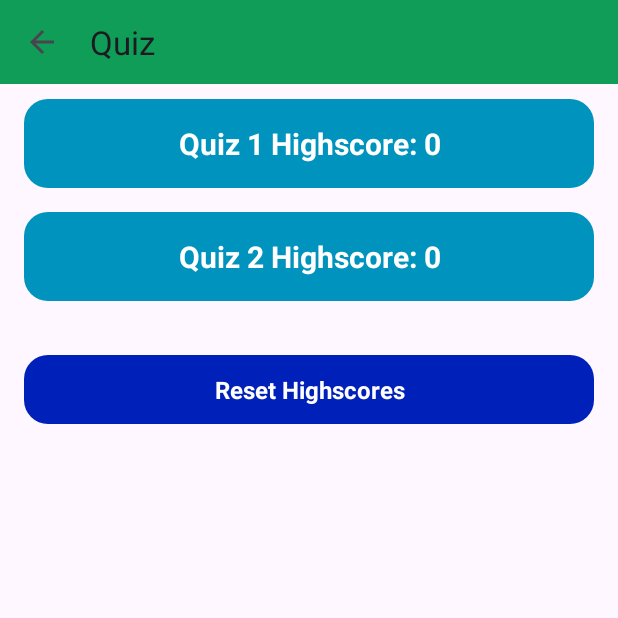
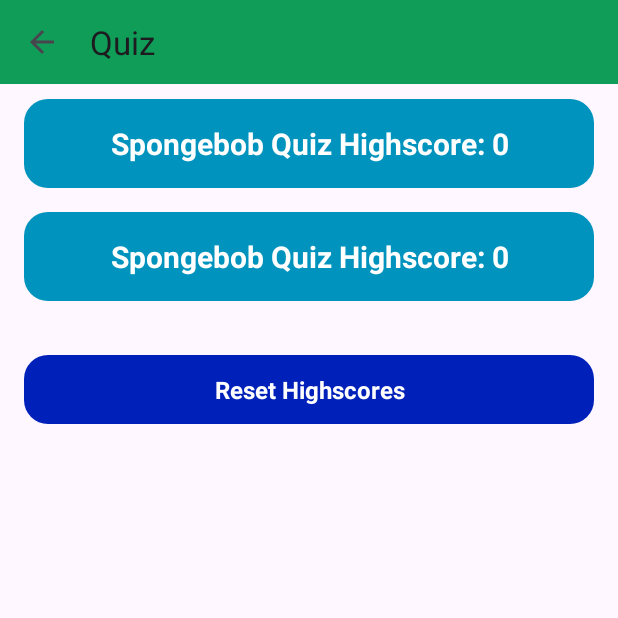
Before and after one commit to VengeTheMyan/Quiz_2, an Android app: the HighscoreActivity screen opened directly, with no data from a screen before it, after a tap on "Reset Highscores", on a phone screen of 412 x 824 dp, the top half of it. Run offline under Robolectric (Android 15) with nearby library versions, the phone set to English and light mode, and no system bars.

```diff
--- a/app/src/main/java/com/example/myapplication/HighscoreActivity.java
+++ b/app/src/main/java/com/example/myapplication/HighscoreActivity.java
@@ -45,8 +45,8 @@
         int quiz2Highscore = sharedPreferences.getInt("quiz2_highscore", 0);  // Default to 0 if no score saved
 
         // Display the high scores in the TextViews
-        quiz1HighscoreTV.setText("Quiz 1 Highscore: " + quiz1Highscore);
-        quiz2HighscoreTV.setText("Quiz 2 Highscore: " + quiz2Highscore);
+        quiz1HighscoreTV.setText("Spongebob Quiz Highscore: " + quiz1Highscore);
+        quiz2HighscoreTV.setText("Shrek Quiz Highscore: " + quiz2Highscore);
 
         // Set up click listener for "Reset Highscores"
         resetHighscoresTV.setOnClickListener(new View.OnClickListener() {
@@ -62,8 +62,8 @@
                 editor.apply();
 
                 // Update the UI to reflect the reset scores
-                quiz1HighscoreTV.setText("Quiz 1 Highscore: 0");
-                quiz2HighscoreTV.setText("Quiz 2 Highscore: 0");
+                quiz1HighscoreTV.setText("Spongebob Quiz Highscore: 0");
+                quiz2HighscoreTV.setText("Spongebob Quiz Highscore: 0");
 
                 // Display a toast message to inform the user
                 Toast.makeText(HighscoreActivity.this, "Highscores Reset", Toast.LENGTH_SHORT).show();
--- a/app/src/main/res/layout/activity_highscore_quiz1.xml
+++ b/app/src/main/res/layout/activity_highscore_quiz1.xml
@@ -10,7 +10,7 @@
         android:id="@+id/tvQuiz1Highscore"
         android:layout_width="wrap_content"
         android:layout_height="wrap_content"
-        android:text="Highscore for Quiz 1: 0"
+        android:text="Highscore for Spongebob Quiz: 0"
         android:textSize="18sp"
         android:layout_marginBottom="16dp"/>
 
--- a/app/src/main/res/layout/activity_highscore_quiz2.xml
+++ b/app/src/main/res/layout/activity_highscore_quiz2.xml
@@ -10,7 +10,7 @@
         android:id="@+id/tvQuiz2Highscore"
         android:layout_width="wrap_content"
         android:layout_height="wrap_content"
-        android:text="Highscore for Quiz 2: 0"
+        android:text="Highscore for Shrek Quiz: 0"
         android:textSize="18sp"
         android:layout_marginBottom="16dp"/>
 
--- a/app/src/main/res/layout/activity_start_quiz.xml
+++ b/app/src/main/res/layout/activity_start_quiz.xml
@@ -38,7 +38,7 @@
         android:layout_below="@id/startQuizButton"
         android:layout_marginTop="8dp"
         android:backgroundTint="@color/purple_500"
-        android:text="Shrek Quiz 2"
+        android:text="Shrek Quiz"
         android:textAllCaps="false"
         android:padding="8dp" />
 
```
Also changed, not shown: app/src/main/java/com/example/myapplication/MainActivity.java (+8 -1 lines), app/src/main/java/com/example/myapplication/MainActivity2.java (+8 -1 lines), app/src/main/res/layout/activity_main.xml (+8 -0 lines).
